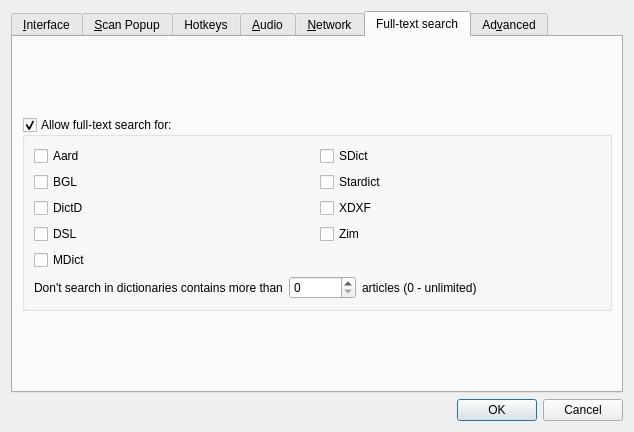
Before: the Qt Designer form preferences.ui in goldendict/goldendict, drawn with Qt 5.
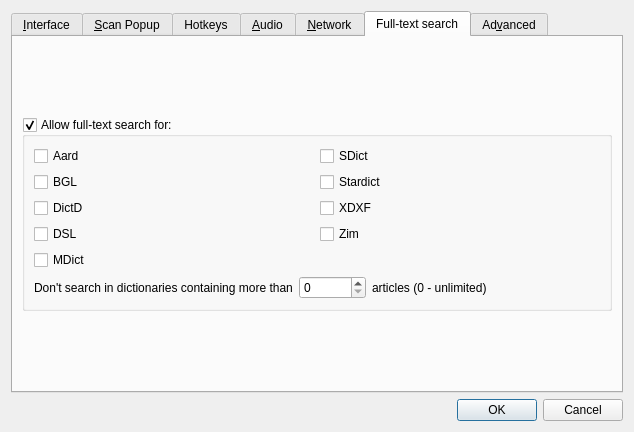
After: the same form once the commit is applied. The open tabs and pages were chosen to show the change. Icons and pictures are not drawn. Custom widgets are drawn as their Qt base class.

Diff of the .ui file:
```diff
--- a/preferences.ui
+++ b/preferences.ui
@@ -1250,7 +1250,7 @@
             <item>
              <widget class="QLabel" name="label_14">
               <property name="text">
-               <string>Don't search in dictionaries contains more than</string>
+               <string>Don't search in dictionaries containing more than</string>
               </property>
              </widget>
             </item>
```
